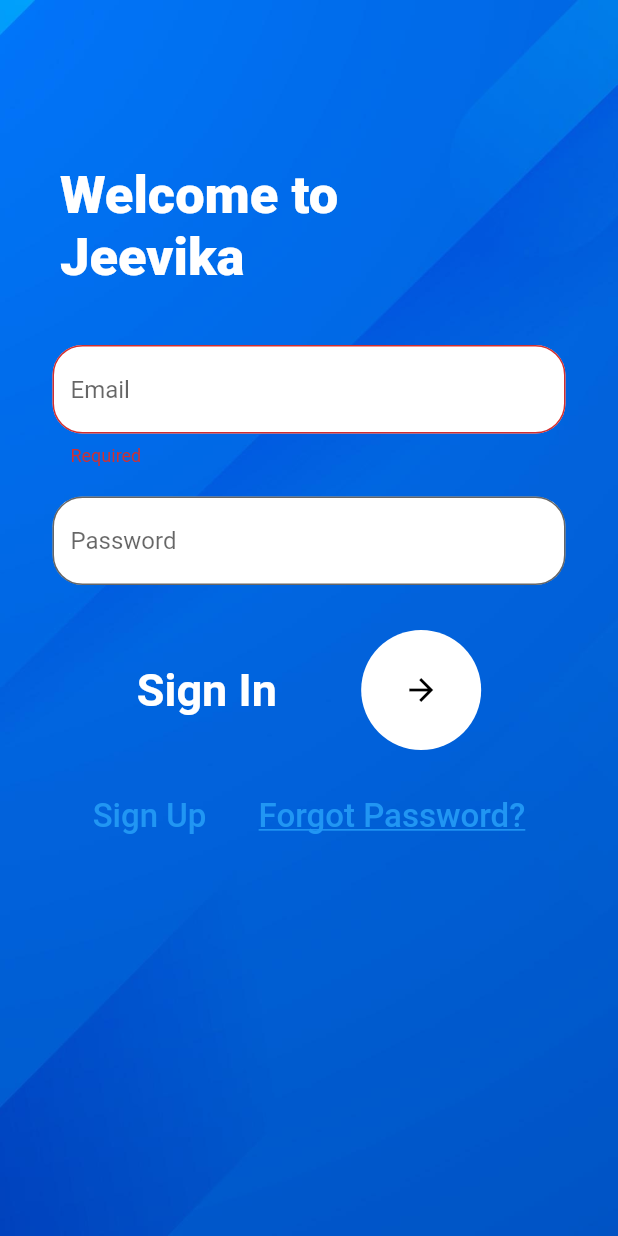
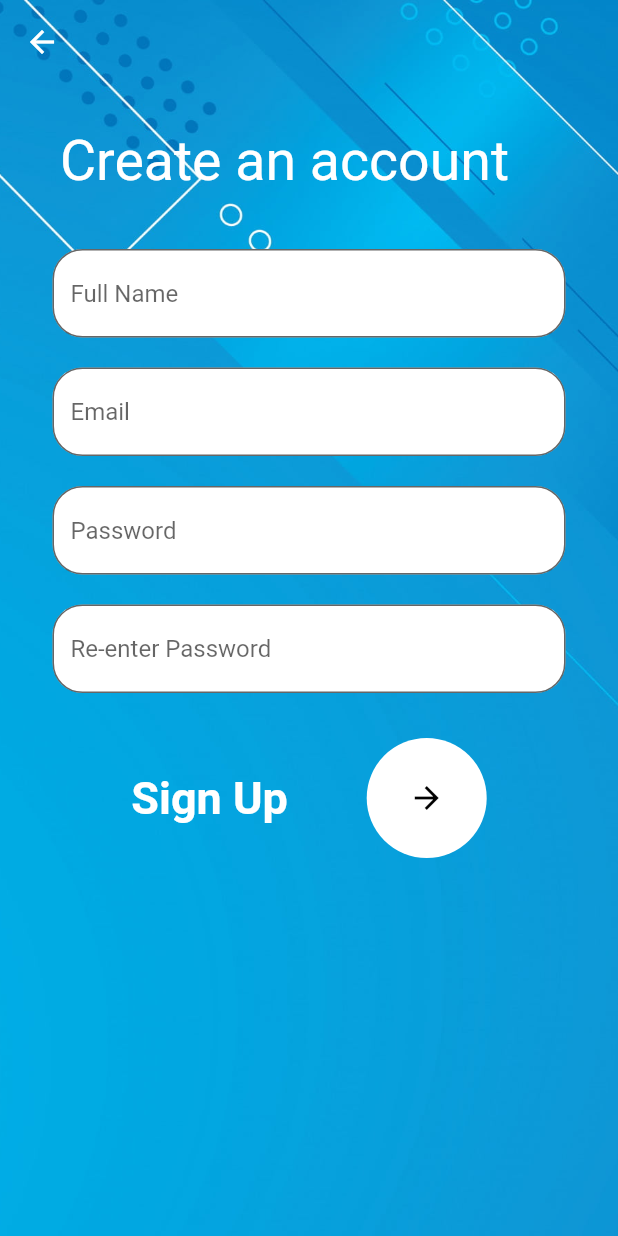
Before and after one commit to adarshvpmantravat/Mantravat-Infotech-, a Flutter app: the screen it shows after launch, after a tap on the "arrow forward" icon, after a tap on "Sign Up", on a phone screen of 412 x 824 dp. Run offline on Flutter 3.47's test engine with Material 2 defaults, Android fonts, the phone set to English and light mode, and no system bars; our stand-ins replace animated_splash_screen, cloud_firestore, firebase_auth, form_field_validator; accounts and stored records are empty.

Commit message:
Register page and assets added

```diff
--- a/lib/view/screens/login.dart
+++ b/lib/view/screens/login.dart
@@ -1,5 +1,6 @@
 import 'package:flutter/material.dart';
 import 'package:form_field_validator/form_field_validator.dart';
+import 'package:jeevika_job_posting/view/screens/register.dart';
 
 import 'homepage.dart';
 
@@ -108,12 +109,22 @@ class _LoginScreenState extends State<LoginScreen> {
                           Row(
                             mainAxisAlignment: MainAxisAlignment.spaceEvenly,
                             children: [
+                              const Text("Don't have an Account?"),
                               TextButton(
-                                  onPressed: () {},
+                                  onPressed: () {
+                                    validate();
+                                    Navigator.push(
+                                        context,
+                                        MaterialPageRoute(
+                                            builder: ((context) =>
+                                                const Register())));
+                                  },
                                   child: const Text(
-                                    'Sign Up',
+                                    "Sign Up",
                                     style: TextStyle(fontSize: 22),
                                   )),
+                            ],
+                          ),
                           TextButton(
                               onPressed: () {},
                               child: const Text(
@@ -122,8 +133,6 @@ class _LoginScreenState extends State<LoginScreen> {
                                     decoration: TextDecoration.underline,
                                     fontSize: 22),
                               ))
-                            ],
-                          ),
                         ]),
                       )
                     ]),
--- /dev/null
+++ b/lib/view/screens/register.dart
@@ -0,0 +1,119 @@
+import 'package:flutter/material.dart';
+
+import 'homepage.dart';
+
+class Register extends StatefulWidget {
+  const Register({super.key});
+
+  @override
+  State<Register> createState() => _RegisterState();
+}
+
+class _RegisterState extends State<Register> {
+  @override
+  Widget build(BuildContext context) {
+    return Container(
+      decoration: const BoxDecoration(
+          image: DecorationImage(
+              image: AssetImage('assets/images/register.jpg'),
+              fit: BoxFit.cover)),
+      child: Scaffold(
+        appBar: AppBar(
+          backgroundColor: Colors.transparent,
+          elevation: 0,
+        ),
+        backgroundColor: Colors.transparent,
+        body: Stack(
+          children: [
+            Container(
+              padding: const EdgeInsets.only(top: 30, left: 40),
+              child: const Text(
+                'Create an account',
+                style: TextStyle(fontSize: 37, color: Colors.white),
+              ),
+            ),
+            SingleChildScrollView(
+              child: Container(
+                padding: const EdgeInsets.only(top: 110, left: 35, right: 35),
+                child: Column(
+                  children: [
+                    TextField(
+                      decoration: InputDecoration(
+                        fillColor: Colors.white,
+                        filled: true,
+                        border: OutlineInputBorder(
+                            borderRadius: BorderRadius.circular(20)),
+                        hintText: 'Full Name',
+                      ),
+                    ),
+                    const SizedBox(height: 20),
+                    TextField(
+                      decoration: InputDecoration(
+                        fillColor: Colors.white,
+                        filled: true,
+                        border: OutlineInputBorder(
+                            borderRadius: BorderRadius.circular(20)),
+                        hintText: 'Email',
+                      ),
+                    ),
+                    const SizedBox(height: 20),
+                    TextField(
+                      obscureText: true,
+                      decoration: InputDecoration(
+                        fillColor: Colors.white,
+                        filled: true,
+                        border: OutlineInputBorder(
+                            borderRadius: BorderRadius.circular(20)),
+                        hintText: 'Password',
+                      ),
+                    ),
+                    const SizedBox(height: 20),
+                    TextField(
+                      obscureText: true,
+                      decoration: InputDecoration(
+                        fillColor: Colors.white,
+                        filled: true,
+                        border: OutlineInputBorder(
+                            borderRadius: BorderRadius.circular(20)),
+                        hintText: 'Re-enter Password',
+                      ),
+                    ),
+                    const SizedBox(height: 30),
+                    Row(
+                      mainAxisAlignment: MainAxisAlignment.spaceEvenly,
+                      children: [
+                        const Text(
+                          'Sign Up',
+                          style: TextStyle(
+                              fontSize: 30,
+                              color: Colors.white,
+                              fontWeight: FontWeight.w600),
+                        ),
+                        CircleAvatar(
+                          radius: 40,
+                          backgroundColor: Colors.white,
+                          child: IconButton(
+                            color: Colors.black,
+                            onPressed: () {
+                              Navigator.push(
+                                context,
+                                MaterialPageRoute(
+                                  builder: ((context) => const MyHomePage()),
+                                ),
+                              );
+                            },
+                            icon: const Icon(Icons.arrow_forward),
+                          ),
+                        )
+                      ],
+                    ),
+                  ],
+                ),
+              ),
+            )
+          ],
+        ),
+      ),
+    );
+  }
+}
```
Also changed, not shown: assets/images/register.jpg (added), lib/services/demo.dart (deleted). Lines whose indentation alone changed are shown as unchanged.
